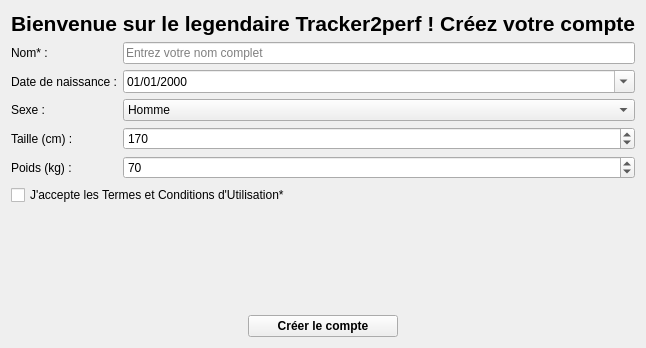
The window that UI_folder/creation_utilsateur.ui (Felixcegep/tracker2perf) describes before a commit, drawn with Qt 5.
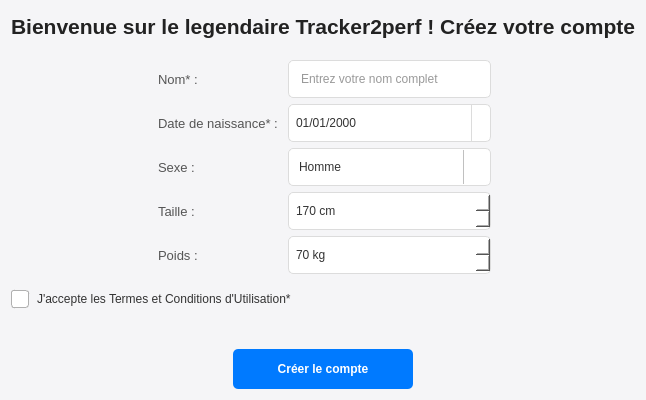
The same window after the commit. Icons and pictures are not drawn.

Commit message: la page cree utilisateur est clean et fonctionne

Diff of the .ui file:
```diff
--- a/UI_folder/creation_utilsateur.ui
+++ b/UI_folder/creation_utilsateur.ui
@@ -7,12 +7,155 @@
     <x>0</x>
     <y>0</y>
     <width>628</width>
-    <height>348</height>
+    <height>400</height>
    </rect>
   </property>
   <property name="windowTitle">
    <string>Création de Compte</string>
   </property>
+  <property name="styleSheet">
+   <string>/* Apply base background to the main window widget */
+QWidget#FormCreationCompte {
+    background-color: #F5F5F7; /* Light gray background */
+}
+
+/* Global Styles */
+QWidget {
+    color: #333333; /* Default text color */
+    /* font-family: -apple-system, BlinkMacSystemFont, &quot;Segoe UI&quot;, Roboto, Helvetica, Arial, sans-serif; */
+}
+
+/* Input Fields Styling */
+QLineEdit, QDateEdit, QSpinBox { /* Removed QComboBox from this generic rule */
+    background-color: #FFFFFF;
+    border: 1px solid #DCDCDC;
+    border-radius: 5px;
+    padding: 6px 10px;
+    min-height: 24px; /* Consistent height */
+}
+
+QLineEdit:focus, QDateEdit:focus, QSpinBox:focus {
+    border: 1px solid #007AFF; /* Blue border on focus */
+}
+
+/* Specific adjustments for SpinBox/DateEdit padding */
+QSpinBox { padding: 6px 5px; }
+QDateEdit { padding: 6px 5px; }
+
+/* QDateEdit Dropdown Styling (Kept simpler) */
+QDateEdit::drop-down {
+    subcontrol-origin: padding;
+    subcontrol-position: top right;
+    width: 18px;
+    border-left-width: 1px;
+    border-left-color: #DCDCDC;
+    border-left-style: solid;
+    border-top-right-radius: 5px;
+    border-bottom-right-radius: 5px;
+}
+QDateEdit::down-arrow {
+    image: url(:/qt-project.org/styles/commonstyle/images/down_arrow_16x16.png); /* Example path */
+    width: 12px;
+    height: 12px;
+}
+
+
+/* --- Enhanced QComboBox Styling --- */
+QComboBox {
+    background-color: #FFFFFF;
+    border: 1px solid #DCDCDC;
+    border-radius: 5px;
+    padding: 6px 28px 6px 10px; /* Increased right padding to avoid text overlapping arrow area */
+    min-height: 24px;
+    color: #333333; /* Ensure text color is set */
+}
+
+QComboBox:focus {
+    border: 1px solid #007AFF;
+}
+
+QComboBox::drop-down {
+    subcontrol-origin: padding; /* Position relative to padding box */
+    subcontrol-position: top right; /* Position in top-right */
+    width: 25px; /* Width of the dropdown area */
+
+    border-left-width: 1px; /* Separator line */
+    border-left-color: #C0C0C0; /* Slightly darker separator */
+    border-left-style: solid;
+
+    border-top-right-radius: 5px; /* Match main border radius */
+    border-bottom-right-radius: 5px;
+
+    background-color: qlineargradient(x1: 0, y1: 0, x2: 0, y2: 1, /* Subtle gradient */
+                                      stop: 0 #F8F8F8, stop: 1 #EAEAEA);
+
+    margin: 1px; /* Small margin to inset the button slightly */
+}
+
+QComboBox::drop-down:hover {
+    background-color: qlineargradient(x1: 0, y1: 0, x2: 0, y2: 1,
+                                      stop: 0 #FFFFFF, stop: 1 #E0E0E0); /* Lighter on hover */
+    border-left-color: #A0A0A0;
+}
+
+QComboBox::down-arrow {
+    image: url(:/qt-project.org/styles/commonstyle/images/down_arrow_16x16.png); /* Example path */
+    width: 12px;
+    height: 12px;
+    /* Position handled by subcontrol-position and width/padding */
+}
+
+/* You might need this if the arrow isn't centered well enough by default */
+/* QComboBox::down-arrow {
+    position: absolute;
+    top: 50%;
+    right: 8px;
+    margin-top: -6px;
+} */
+
+
+QComboBox QAbstractItemView { /* Style the dropdown list */
+    border: 1px solid #A0A0A0; /* Slightly darker border for popup */
+    background-color: #FFFFFF;
+    selection-background-color: #007AFF;
+    selection-color: #FFFFFF;
+    padding: 4px; /* Add padding to the view */
+    outline: 0px; /* Remove focus outline from the popup */
+}
+/* --- End Enhanced QComboBox Styling --- */
+
+
+/* Button Styling */
+QPushButton#pushButton_Confirm {
+    background-color: #007AFF;
+    color: #FFFFFF;
+    border: none;
+    border-radius: 5px;
+    padding: 8px 16px;
+    min-height: 24px;
+    font-weight: 500;
+}
+QPushButton#pushButton_Confirm:hover { background-color: #3395FF; }
+QPushButton#pushButton_Confirm:pressed { background-color: #005ECB; }
+QPushButton#pushButton_Confirm:disabled { background-color: #DCDCDC; color: #A0A0A0; }
+
+/* Label Styling */
+QLabel { background-color: transparent; padding: 3px 0; }
+#label_Bienvenue { font-size: 16pt; font-weight: bold; color: #222222; padding-bottom: 15px; }
+#label_Nom, #label_DateNaissance, #label_Sexe, #label_Taille, #label_Poids { font-size: 10pt; color: #555555; }
+
+/* CheckBox Styling */
+QCheckBox { spacing: 8px; padding: 10px 0; }
+QCheckBox::indicator { width: 16px; height: 16px; border: 1px solid #B0B0B0; border-radius: 3px; background-color: #FFFFFF; }
+QCheckBox::indicator:hover { border: 1px solid #808080; }
+QCheckBox::indicator:checked { background-color: #007AFF; border: 1px solid #007AFF; /* image: url(:/icons/checkmark.png); */ }
+QCheckBox::indicator:checked:hover { background-color: #3395FF; border: 1px solid #3395FF; }
+
+/* Layout Spacing */
+#verticalLayout_Main { margin: 20px; }
+#gridLayout_Form { verticalSpacing: 10px; horizontalSpacing: 10px; }
+</string>
+  </property>
   <layout class="QVBoxLayout" name="verticalLayout_Main">
    <item>
     <widget class="QLabel" name="label_Bienvenue">
@@ -32,6 +175,19 @@
    </item>
    <item>
     <layout class="QHBoxLayout" name="horizontalLayout_Content">
+     <item>
+      <spacer name="horizontalSpacer_FormLeft">
+       <property name="orientation">
+        <enum>Qt::Orientation::Horizontal</enum>
+       </property>
+       <property name="sizeHint" stdset="0">
+        <size>
+         <width>40</width>
+         <height>20</height>
+        </size>
+       </property>
+      </spacer>
+     </item>
      <item>
       <layout class="QGridLayout" name="gridLayout_Form">
        <item row="0" column="1">
@@ -43,6 +199,9 @@
        </item>
        <item row="4" column="1">
         <widget class="QSpinBox" name="spinBox_Poids">
+         <property name="suffix">
+          <string> kg</string>
+         </property>
          <property name="minimum">
           <number>20</number>
          </property>
@@ -57,7 +216,7 @@
        <item row="3" column="0">
         <widget class="QLabel" name="label_Taille">
          <property name="text">
-          <string>Taille (cm) :</string>
+          <string>Taille :</string>
          </property>
          <property name="buddy">
           <cstring>spinBox_Taille</cstring>
@@ -86,12 +245,22 @@
            <string>Femme</string>
           </property>
          </item>
+         <item>
+          <property name="text">
+           <string>Autre</string>
+          </property>
+         </item>
+         <item>
+          <property name="text">
+           <string>Préfère ne pas répondre</string>
+          </property>
+         </item>
         </widget>
        </item>
        <item row="4" column="0">
         <widget class="QLabel" name="label_Poids">
          <property name="text">
-          <string>Poids (kg) :</string>
+          <string>Poids :</string>
          </property>
          <property name="buddy">
           <cstring>spinBox_Poids</cstring>
@@ -106,12 +275,19 @@
          <property name="calendarPopup">
           <bool>true</bool>
          </property>
+         <property name="date">
+          <date>
+           <year>2000</year>
+           <month>1</month>
+           <day>1</day>
+          </date>
+         </property>
         </widget>
        </item>
        <item row="1" column="0">
         <widget class="QLabel" name="label_DateNaissance">
          <property name="text">
-          <string>Date de naissance :</string>
+          <string>Date de naissance* :</string>
          </property>
          <property name="buddy">
           <cstring>dateEdit_Naissance</cstring>
@@ -130,6 +306,9 @@
        </item>
        <item row="3" column="1">
         <widget class="QSpinBox" name="spinBox_Taille">
+         <property name="suffix">
+          <string> cm</string>
+         </property>
          <property name="minimum">
           <number>50</number>
          </property>
@@ -143,10 +322,26 @@
        </item>
       </layout>
      </item>
+     <item>
+      <spacer name="horizontalSpacer_FormRight">
+       <property name="orientation">
+        <enum>Qt::Orientation::Horizontal</enum>
+       </property>
+       <property name="sizeHint" stdset="0">
+        <size>
+         <width>40</width>
+         <height>20</height>
+        </size>
+       </property>
+      </spacer>
+     </item>
     </layout>
    </item>
    <item>
     <widget class="QCheckBox" name="checkBox_Terms">
+     <property name="toolTip">
+      <string>Vous devez accepter les termes pour créer un compte</string>
+     </property>
      <property name="text">
       <string>J'accepte les Termes et Conditions d'Utilisation*</string>
      </property>
@@ -157,10 +352,13 @@
      <property name="orientation">
       <enum>Qt::Orientation::Vertical</enum>
      </property>
+     <property name="sizeType">
+      <enum>QSizePolicy::Policy::Expanding</enum>
+     </property>
      <property name="sizeHint" stdset="0">
       <size>
        <width>20</width>
-       <height>15</height>
+       <height>20</height>
       </size>
      </property>
     </spacer>
@@ -184,18 +382,24 @@
       <widget class="QPushButton" name="pushButton_Confirm">
        <property name="minimumSize">
         <size>
-         <width>150</width>
-         <height>0</height>
+         <width>180</width>
+         <height>40</height>
         </size>
        </property>
        <property name="font">
         <font>
-         <bold>true</bold>
+         <fontweight>Medium</fontweight>
         </font>
        </property>
+       <property name="toolTip">
+        <string>Finaliser la création de votre compte Tracker2Perf</string>
+       </property>
        <property name="text">
         <string>Créer le compte</string>
        </property>
+       <property name="default">
+        <bool>true</bool>
+       </property>
       </widget>
      </item>
      <item>
```
The commit also changes 2 other files.
